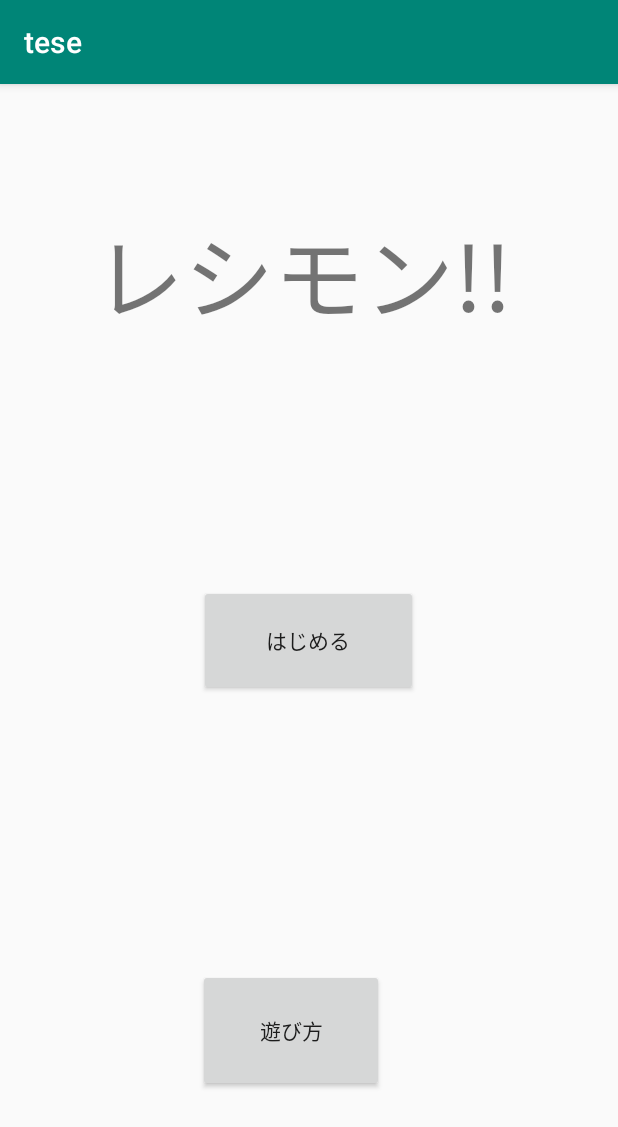
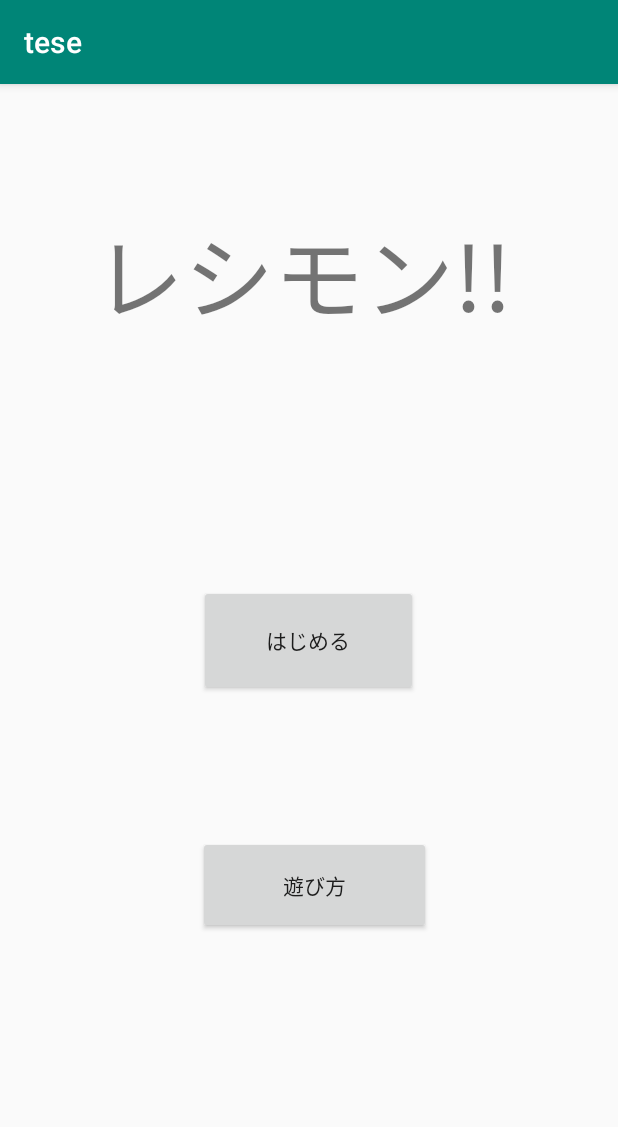
Before and after one commit to tatsuyaouchi/camera, an Android app: the screen it shows after launch (MainActivity), on a phone screen of 412 x 824 dp. Shown: the top 1127 px of the screen. Run offline under Robolectric (Android 15) with nearby library versions, the phone set to English and light mode, and no system bars.

Commit message:
画面切り替えタイトルから遊び方

```diff
--- a/app/src/main/AndroidManifest.xml
+++ b/app/src/main/AndroidManifest.xml
@@ -19,9 +19,13 @@
         <activity
         android:name=".SubActivity"
         android:label="@string/app_name" >
-       </activity>
+        </activity>
         <activity
             android:name=".SubActivity2"
+            android:label="@string/app_name" >
+        </activity>
+        <activity
+            android:name=".SubActivity3"
             android:label="@string/app_name" >
         </activity>
 
--- a/app/src/main/java/jp/ac/shohoku/hguremetal/tese/MainActivity.java
+++ b/app/src/main/java/jp/ac/shohoku/hguremetal/tese/MainActivity.java
@@ -3,24 +3,13 @@ package jp.ac.shohoku.hguremetal.tese;
 import androidx.appcompat.app.AppCompatActivity;
 //AndroidX
 
-import android.graphics.Bitmap;
 import android.content.Intent;
-import android.provider.MediaStore;
-import android.util.Log;
 import android.view.View;
 import android.widget.Button;
 import android.widget.ImageView;
 import android.os.Bundle;
-import android.media.AudioAttributes;
-import android.media.AudioManager;
 import android.media.MediaPlayer;
 import android.media.SoundPool;
-import android.os.Build;
-import androidx.appcompat.app.AppCompatActivity;
-import android.content.Intent;
-import android.os.Bundle;
-
-
 
 
 public class MainActivity extends AppCompatActivity {
@@ -50,7 +39,7 @@ public class MainActivity extends AppCompatActivity {
             }
         });
 
-        Button sendButton2 = findViewById(R.id.asobikata);
+        Button sendButton2 = findViewById(R.id.asobikatabutton);
         sendButton2.setOnClickListener(new View.OnClickListener() {
             @Override
             public void onClick(View v) {
--- a/app/src/main/res/layout/activity_main.xml
+++ b/app/src/main/res/layout/activity_main.xml
@@ -33,14 +33,16 @@
         app:layout_constraintTop_toBottomOf="@+id/textView" />
 
     <Button
-        android:id="@+id/button"
-        android:layout_width="124dp"
-        android:layout_height="82dp"
+        android:id="@+id/asobikatabutton"
+        android:layout_width="155dp"
+        android:layout_height="65dp"
         android:layout_marginBottom="96dp"
         android:text="遊び方"
         app:layout_constraintBottom_toBottomOf="parent"
         app:layout_constraintEnd_toEndOf="parent"
-        app:layout_constraintHorizontal_bias="0.459"
-        app:layout_constraintStart_toStartOf="parent" />
+        app:layout_constraintHorizontal_bias="0.515"
+        app:layout_constraintStart_toStartOf="parent"
+        app:layout_constraintTop_toBottomOf="@+id/hazimerubutton"
+        app:layout_constraintVertical_bias="0.469" />
 
 </androidx.constraintlayout.widget.ConstraintLayout>
```
Also changed, not shown: app/src/main/java/jp/ac/shohoku/hguremetal/tese/SubActivity.java (+10 -0 lines), app/src/main/res/layout/asobikata.xml (+9 -5 lines), app/src/main/java/jp/ac/shohoku/hguremetal/tese/SubActivity2.java (renamed from app/src/main/java/jp/ac/shohoku/hguremetal/tese/subActivity2.java).
